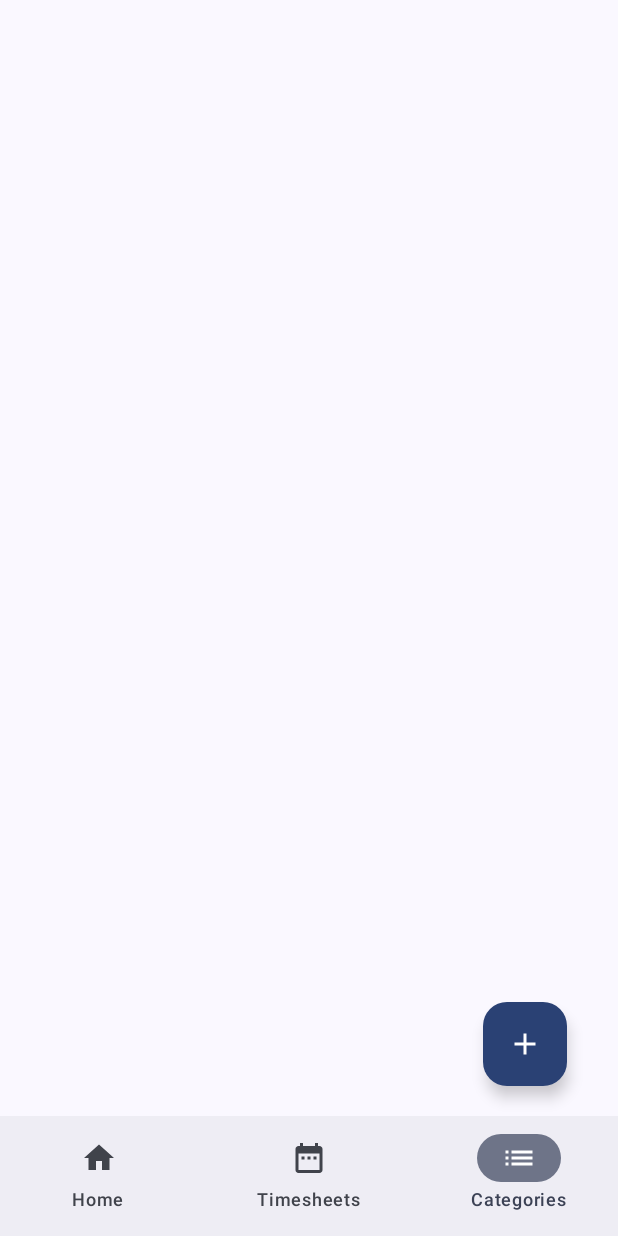
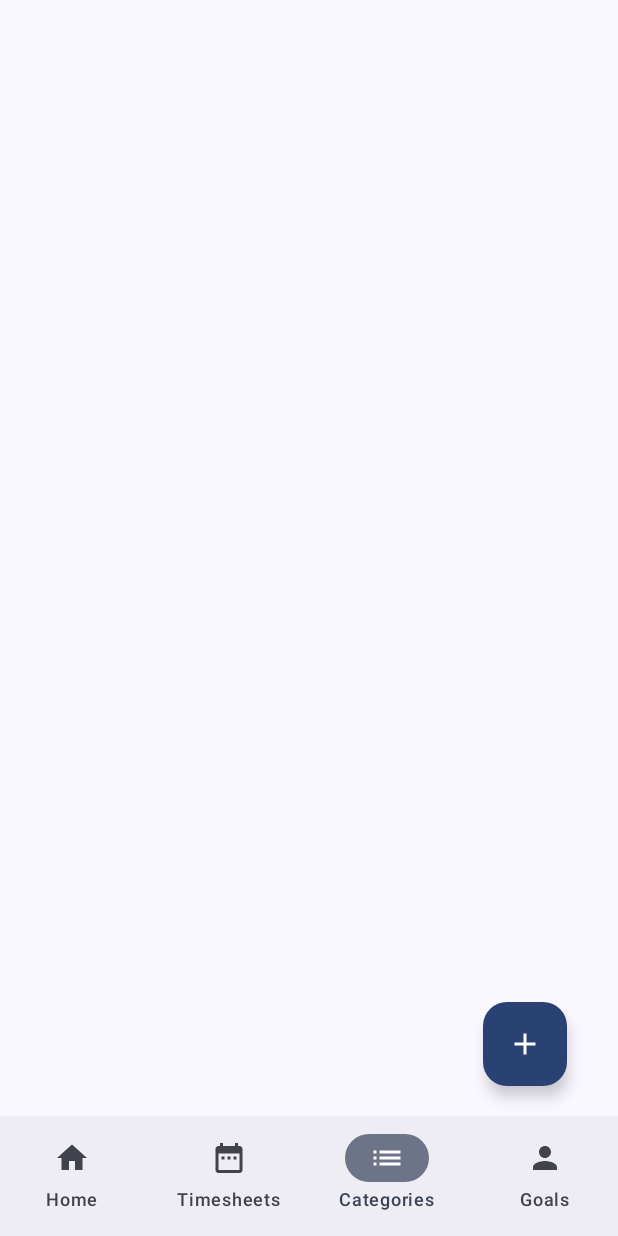
Before and after one commit to Macawls/PlanningApp, an Android app built with Jetpack Compose: the composable HomeScreen shown on its own in the app's theme, item 3 of the bottom bar chosen, on a phone screen of 412 x 824 dp. Run offline under Robolectric (Android 15) with nearby library versions, the phone set to English and light mode, and no system bars; our stand-ins replace Dagger/Hilt's generated code; libraries missing offline, so code that uses them is left out: io.github.jan.supabase; 2 statements that could not run were skipped.

Commit message:
add goals page

```diff
--- a/app/src/main/java/com/org/planningapp/ui/BottomBarScreen.kt
+++ b/app/src/main/java/com/org/planningapp/ui/BottomBarScreen.kt
@@ -4,6 +4,7 @@ import androidx.compose.material.icons.Icons
 import androidx.compose.material.icons.filled.DateRange
 import androidx.compose.material.icons.filled.Home
 import androidx.compose.material.icons.filled.List
+import androidx.compose.material.icons.filled.Person
 import androidx.compose.ui.graphics.vector.ImageVector
 
 sealed class BottomBarScreen(
@@ -28,4 +29,10 @@ sealed class BottomBarScreen(
         title = "Timesheets",
         icon = Icons.Default.DateRange
     )
+
+    object Goals : BottomBarScreen(
+        route = "goals",
+        title = "Goals",
+        icon = Icons.Default.Person
+    )
 }
--- a/app/src/main/java/com/org/planningapp/ui/graphs/HomeNavGraph.kt
+++ b/app/src/main/java/com/org/planningapp/ui/graphs/HomeNavGraph.kt
@@ -32,6 +32,10 @@ fun HomeNavGraph(navController: NavHostController) {
             CategoriesScreen(navController = navController)
         }
 
+        composable(route = BottomBarScreen.Goals.route) {
+            Text(text = "Goals")
+        }
+
         composable(route = CategoryRoutes.AddCategory.route) {
             AddCategoryScreen(navController = navController)
         }
--- a/app/src/main/java/com/org/planningapp/ui/screens/Home.kt
+++ b/app/src/main/java/com/org/planningapp/ui/screens/Home.kt
@@ -35,6 +35,7 @@ fun BottomBar(navController: NavHostController) {
         BottomBarScreen.Home,
         BottomBarScreen.Timesheets,
         BottomBarScreen.Categories,
+        BottomBarScreen.Goals,
     )
     val navBackStackEntry by navController.currentBackStackEntryAsState()
     val currentDestination = navBackStackEntry?.destination
```
